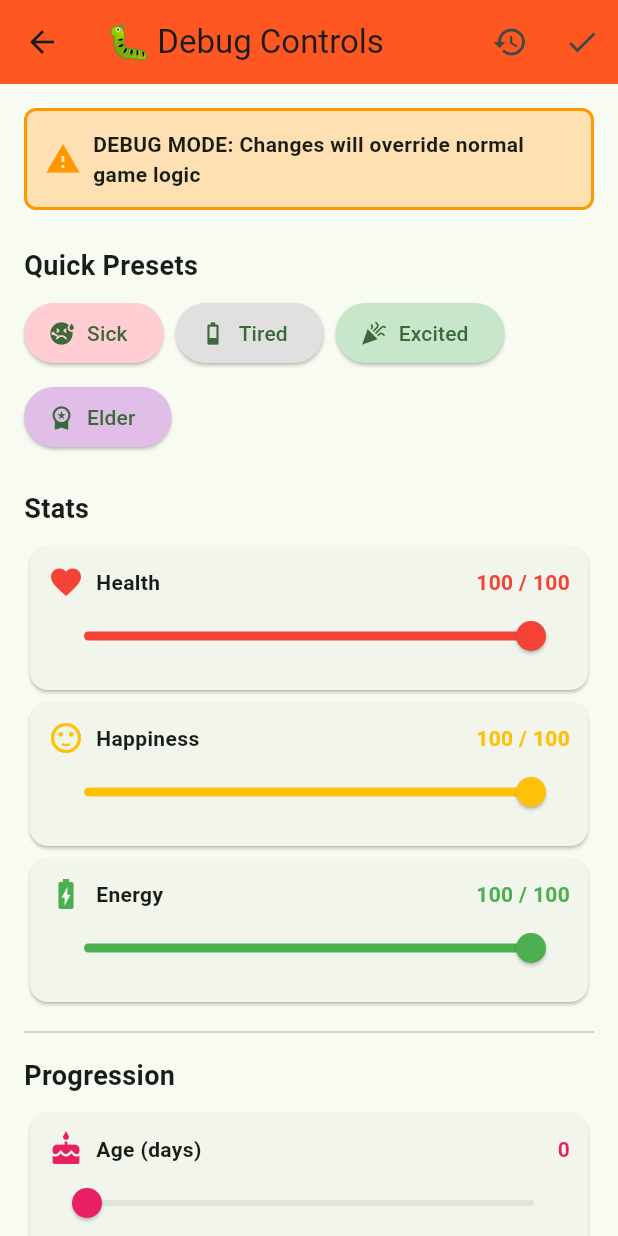
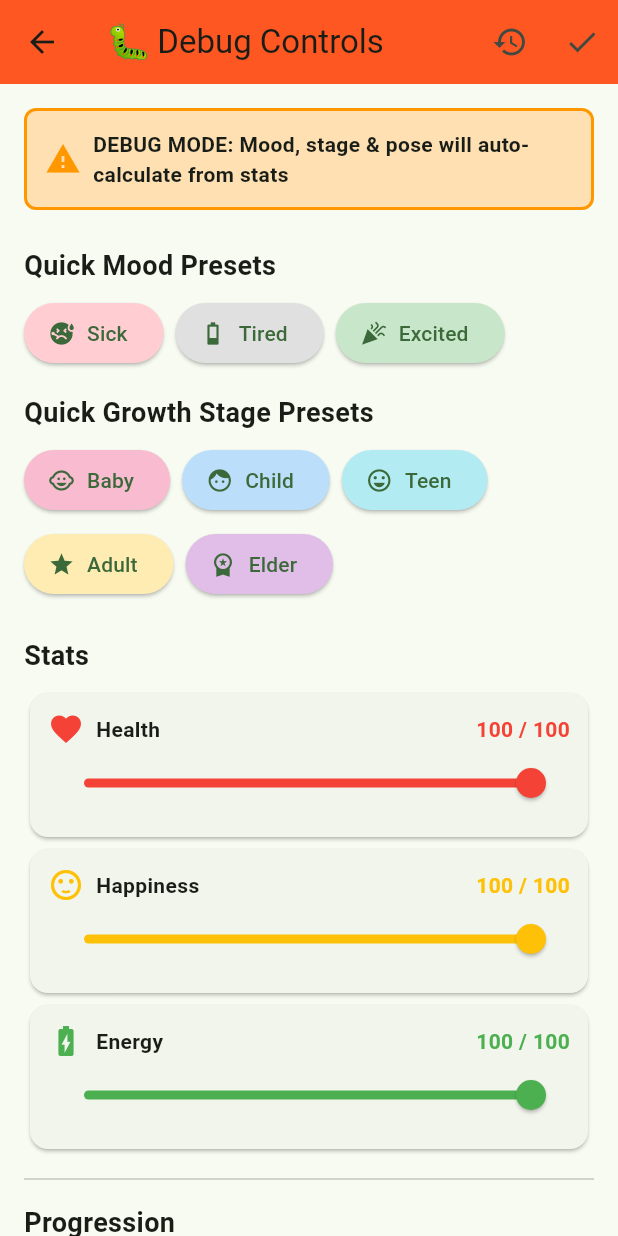
Before and after one commit to Heriep/tamagit, a Flutter app: the screen it shows after launch, after a tap on the "bug report" icon, on a phone screen of 412 x 824 dp. Run offline on Flutter 3.47's test engine with Material 3 defaults, Android fonts, the phone set to English and light mode, and no system bars; our stand-ins replace shared_preferences; accounts and stored records are empty.

Commit message:
fix debug screen

```diff
--- a/lib/models/aquatan.dart
+++ b/lib/models/aquatan.dart
@@ -28,10 +28,10 @@ enum AquatanGrowthStage {
 }
 
 enum AquatanPose {
-  idle(row: 0),
-  walking(row: 1),
-  jumping(row: 2),
-  celebrating(row: 3);
+  walkingFront(row: 0),
+  walkingLeft(row: 1),
+  walkingRight(row: 2),
+  walkingBack(row: 3);
 
   const AquatanPose({required this.row});
 
@@ -74,7 +74,7 @@ class AquatanState {
       age: 0,
       mood: AquatanMood.happy,
       growthStage: AquatanGrowthStage.egg,
-      currentPose: AquatanPose.idle,
+      currentPose: AquatanPose.walkingFront,
       colors: colors,
       lastFed: now,
       lastPlayed: now,
@@ -150,7 +150,7 @@ class AquatanState {
       ),
       currentPose: AquatanPose.values.firstWhere(
         (e) => e.name == json['currentPose'],
-        orElse: () => AquatanPose.idle,
+        orElse: () => AquatanPose.walkingFront,
       ),
       colors: (json['colors'] as Map<String, dynamic>?)?.map(
         (k, v) => MapEntry(k, Color(v as int)),
--- a/lib/providers/pet_provider.dart
+++ b/lib/providers/pet_provider.dart
@@ -92,8 +92,8 @@ class PetProvider extends ChangeNotifier {
   // Debug method to manually override state
   void debugUpdateState(AquatanState newState) async {
     if (_aquatanManager != null) {
-      _aquatanManager!.debugSetState(newState);
-      await _storageService.saveAquatanState(newState);
+      _aquatanManager!.debugUpdateState(newState);
+      await _storageService.saveAquatanState(_aquatanManager!.state);
       notifyListeners();
     }
   }
--- a/lib/screens/debug_screen.dart
+++ b/lib/screens/debug_screen.dart
@@ -18,9 +18,6 @@ class _DebugScreenState extends State<DebugScreen> {
   late int _age;
   late int _totalCommits;
   late int _commitStreak;
-  late AquatanMood _selectedMood;
-  late AquatanGrowthStage _selectedStage;
-  late AquatanPose _selectedPose;
 
   @override
   void initState() {
@@ -33,9 +30,6 @@ class _DebugScreenState extends State<DebugScreen> {
       _age = state.age;
       _totalCommits = state.totalCommits;
       _commitStreak = state.commitStreak;
-      _selectedMood = state.mood;
-      _selectedStage = state.growthStage;
-      _selectedPose = state.currentPose;
     } else {
       _health = 100;
       _happiness = 100;
@@ -43,9 +37,6 @@ class _DebugScreenState extends State<DebugScreen> {
       _age = 0;
       _totalCommits = 0;
       _commitStreak = 0;
-      _selectedMood = AquatanMood.happy;
-      _selectedStage = AquatanGrowthStage.egg;
-      _selectedPose = AquatanPose.idle;
     }
   }
 
@@ -60,14 +51,12 @@ class _DebugScreenState extends State<DebugScreen> {
         energy: _energy,
       );
 
+      // Let the manager recalculate mood, growth stage, and pose automatically
       final newState = currentState.copyWith(
         stats: newStats,
         age: _age,
         totalCommits: _totalCommits,
         commitStreak: _commitStreak,
-        mood: _selectedMood,
-        growthStage: _selectedStage,
-        currentPose: _selectedPose,
       );
 
       // Force update through the manager
@@ -75,8 +64,8 @@ class _DebugScreenState extends State<DebugScreen> {
 
       ScaffoldMessenger.of(context).showSnackBar(
         const SnackBar(
-          content: Text('✅ Debug stats applied!'),
-          duration: Duration(seconds: 1),
+          content: Text('✅ Debug stats applied! Mood/stage auto-calculated.'),
+          duration: Duration(seconds: 2),
         ),
       );
     }
@@ -90,9 +79,6 @@ class _DebugScreenState extends State<DebugScreen> {
       _age = 0;
       _totalCommits = 0;
       _commitStreak = 0;
-      _selectedMood = AquatanMood.happy;
-      _selectedStage = AquatanGrowthStage.egg;
-      _selectedPose = AquatanPose.idle;
     });
   }
 
@@ -103,25 +89,41 @@ class _DebugScreenState extends State<DebugScreen> {
           _health = 15;
           _happiness = 30;
           _energy = 20;
-          _selectedMood = AquatanMood.sick;
           break;
         case 'tired':
           _health = 50;
           _happiness = 50;
           _energy = 10;
-          _selectedMood = AquatanMood.tired;
           break;
         case 'excited':
           _health = 100;
           _happiness = 100;
           _energy = 100;
-          _selectedMood = AquatanMood.excited;
+          break;
+        case 'baby':
+          _age = 5;
+          _totalCommits = 25;
+          _commitStreak = 3;
+          break;
+        case 'child':
+          _age = 15;
+          _totalCommits = 100;
+          _commitStreak = 7;
+          break;
+        case 'teen':
+          _age = 60;
+          _totalCommits = 300;
+          _commitStreak = 15;
+          break;
+        case 'adult':
+          _age = 120;
+          _totalCommits = 800;
+          _commitStreak = 30;
           break;
         case 'elder':
           _age = 200;
           _totalCommits = 2000;
           _commitStreak = 50;
-          _selectedStage = AquatanGrowthStage.elder;
           break;
       }
     });
@@ -165,7 +167,7 @@ class _DebugScreenState extends State<DebugScreen> {
                   SizedBox(width: 8),
                   Expanded(
                     child: Text(
-                      'DEBUG MODE: Changes will override normal game logic',
+                      'DEBUG MODE: Mood, stage & pose will auto-calculate from stats',
                       style: TextStyle(fontWeight: FontWeight.bold),
                     ),
                   ),
@@ -175,9 +177,9 @@ class _DebugScreenState extends State<DebugScreen> {
 
             const SizedBox(height: 24),
 
-            // Quick Presets
+            // Quick Presets - Moods
             const Text(
-              'Quick Presets',
+              'Quick Mood Presets',
               style: TextStyle(fontSize: 18, fontWeight: FontWeight.bold),
             ),
             const SizedBox(height: 8),
@@ -202,6 +204,45 @@ class _DebugScreenState extends State<DebugScreen> {
                   icon: const Icon(Icons.celebration),
                   label: const Text('Excited'),
                   style: ElevatedButton.styleFrom(backgroundColor: Colors.green[100]),
+                ),
+              ],
+            ),
+
+            const SizedBox(height: 16),
+
+            // Quick Presets - Growth Stages
+            const Text(
+              'Quick Growth Stage Presets',
+              style: TextStyle(fontSize: 18, fontWeight: FontWeight.bold),
+            ),
+            const SizedBox(height: 8),
+            Wrap(
+              spacing: 8,
+              runSpacing: 8,
+              children: [
+                ElevatedButton.icon(
+                  onPressed: () => _setPreset('baby'),
+                  icon: const Icon(Icons.child_care),
+                  label: const Text('Baby'),
+                  style: ElevatedButton.styleFrom(backgroundColor: Colors.pink[100]),
+                ),
+                ElevatedButton.icon(
+                  onPressed: () => _setPreset('child'),
+                  icon: const Icon(Icons.face),
+                  label: const Text('Child'),
+                  style: ElevatedButton.styleFrom(backgroundColor: Colors.blue[100]),
+                ),
+                ElevatedButton.icon(
+                  onPressed: () => _setPreset('teen'),
+                  icon: const Icon(Icons.sentiment_very_satisfied),
+                  label: const Text('Teen'),
+                  style: ElevatedButton.styleFrom(backgroundColor: Colors.cyan[100]),
+                ),
+                ElevatedButton.icon(
+                  onPressed: () => _setPreset('adult'),
+                  icon: const Icon(Icons.star),
+                  label: const Text('Adult'),
+                  style: ElevatedButton.styleFrom(backgroundColor: Colors.amber[100]),
                 ),
                 ElevatedButton.icon(
                   onPressed: () => _setPreset('elder'),
@@ -278,87 +319,6 @@ class _DebugScreenState extends State<DebugScreen> {
               (value) => setState(() => _commitStreak = value.round()),
             ),
 
-            const Divider(height: 32),
-
-            // Mood selector
-            const Text(
-              'Mood',
-              style: TextStyle(fontSize: 18, fontWeight: FontWeight.bold),
-            ),
-            const SizedBox(height: 8),
-            DropdownButtonFormField<AquatanMood>(
-              value: _selectedMood,
-              decoration: const InputDecoration(
-                border: OutlineInputBorder(),
-                prefixIcon: Icon(Icons.mood),
-              ),
-              items: AquatanMood.values.map((mood) {
-                return DropdownMenuItem(
-                  value: mood,
-                  child: Text(mood.name),
-                );
-              }).toList(),
-              onChanged: (value) {
-                if (value != null) {
-                  setState(() => _selectedMood = value);
-                }
-              },
-            ),
-
-            const SizedBox(height: 16),
-
-            // Growth stage selector
-            const Text(
-              'Growth Stage',
-              style: TextStyle(fontSize: 18, fontWeight: FontWeight.bold),
-            ),
-            const SizedBox(height: 8),
-            DropdownButtonFormField<AquatanGrowthStage>(
-              value: _selectedStage,
-              decoration: const InputDecoration(
-                border: OutlineInputBorder(),
-                prefixIcon: Icon(Icons.trending_up),
-              ),
-              items: AquatanGrowthStage.values.map((stage) {
-                return DropdownMenuItem(
-                  value: stage,
-                  child: Text(stage.name),
-                );
-              }).toList(),
-              onChanged: (value) {
-                if (value != null) {
-                  setState(() => _selectedStage = value);
-                }
-              },
-            ),
-
-            const SizedBox(height: 16),
-
-            // Pose selector
-            const Text(
-              'Current Pose',
-              style: TextStyle(fontSize: 18, fontWeight: FontWeight.bold),
-            ),
-            const SizedBox(height: 8),
-            DropdownButtonFormField<AquatanPose>(
-              value: _selectedPose,
-              decoration: const InputDecoration(
-                border: OutlineInputBorder(),
-                prefixIcon: Icon(Icons.directions_run),
-              ),
-              items: AquatanPose.values.map((pose) {
-                return DropdownMenuItem(
-                  value: pose,
-                  child: Text(pose.name),
-                );
-              }).toList(),
-              onChanged: (value) {
-                if (value != null) {
-                  setState(() => _selectedPose = value);
-                }
-              },
-            ),
-
             const SizedBox(height: 32),
 
             // Apply button
@@ -376,6 +336,43 @@ class _DebugScreenState extends State<DebugScreen> {
                     fontWeight: FontWeight.bold,
                   ),
                 ),
+              ),
+            ),
+
+            const SizedBox(height: 16),
+
+            // Info card
+            Container(
+              padding: const EdgeInsets.all(12),
+              decoration: BoxDecoration(
+                color: Colors.blue[50],
+                borderRadius: BorderRadius.circular(8),
+                border: Border.all(color: Colors.blue[200]!, width: 1),
+              ),
+              child: Column(
+                crossAxisAlignment: CrossAxisAlignment.start,
+                children: [
+                  Row(
+                    children: [
+                      Icon(Icons.info_outline, color: Colors.blue[700]),
+                      const SizedBox(width: 8),
+                      Text(
+                        'Auto-calculated values:',
+                        style: TextStyle(
+                          fontWeight: FontWeight.bold,
+                          color: Colors.blue[900],
+                        ),
+                      ),
+                    ],
+                  ),
+                  const SizedBox(height: 8),
+                  Text(
+                    '• Mood: Based on health, happiness & energy\n'
+                    '• Growth Stage: Based on commits & age\n'
+                    '• Pose/Direction: Based on mood & energy',
+                    style: TextStyle(fontSize: 12, color: Colors.blue[800]),
+                  ),
+                ],
               ),
             ),
           ],
--- a/lib/services/aquatan_manager.dart
+++ b/lib/services/aquatan_manager.dart
@@ -31,7 +31,7 @@ class AquatanManager {
     // Decay timer - runs every hour
     _decayTimer = Timer.periodic(const Duration(hours: 1), (_) => _applyDecay());
 
-    // Pose animation timer
+    // Pose animation timer - changes walking direction
     _schedulePoseUpdate();
 
     // Aging timer - runs daily
@@ -64,8 +64,9 @@ class AquatanManager {
     final energyFactor = (_state.energy / 100).clamp(0.1, 1.0);
     final stageFactor = _state.growthStage.animationSpeed.clamp(0.1, 10.0);
 
-    final interval = (GameConstants.baseAnimationInterval / (energyFactor * stageFactor)).round();
-    return interval.clamp(GameConstants.minAnimationInterval, GameConstants.maxAnimationInterval);
+    // More frequent direction changes when energetic
+    final interval = (GameConstants.baseAnimationInterval * 8 / (energyFactor * stageFactor)).round();
+    return interval.clamp(1000, 5000); // Change direction every 1-5 seconds
   }
 
   void _updatePose() {
@@ -78,21 +79,31 @@ class AquatanManager {
   AquatanPose _selectPoseForMood(AquatanMood mood) {
     switch (mood) {
       case AquatanMood.sleeping:
+      case AquatanMood.sick:
+        // Stay facing front when sleeping/sick
+        return AquatanPose.walkingFront;
+
       case AquatanMood.tired:
-      case AquatanMood.sick:
-        return AquatanPose.idle;
+        // Mostly stay still, occasionally turn
+        return _random.nextDouble() < 0.8
+            ? AquatanPose.walkingFront
+            : AquatanPose.values[_random.nextInt(AquatanPose.values.length)];
+
+      case AquatanMood.sad:
+        // Slow pacing left and right
+        return _random.nextBool() ? AquatanPose.walkingLeft : AquatanPose.walkingRight;
 
       case AquatanMood.excited:
-        return _random.nextBool() ? AquatanPose.jumping : AquatanPose.celebrating;
-
-      case AquatanMood.sad:
-        return _random.nextDouble() < 0.3 ? AquatanPose.walking : AquatanPose.idle;
+        // Rapid random movement in all directions
+        return AquatanPose.values[_random.nextInt(AquatanPose.values.length)];
 
       case AquatanMood.happy:
+        // Normal wandering behavior
         final rand = _random.nextDouble();
-        if (rand < 0.5) return AquatanPose.idle;
-        if (rand < 0.8) return AquatanPose.walking;
-        return AquatanPose.jumping;
+        if (rand < 0.4) return AquatanPose.walkingFront;
+        if (rand < 0.6) return AquatanPose.walkingBack;
+        if (rand < 0.8) return AquatanPose.walkingLeft;
+        return AquatanPose.walkingRight;
     }
   }
 
@@ -118,6 +129,7 @@ class AquatanManager {
     _updateState(_state.copyWith(
       stats: newStats,
       lastFed: DateTime.now(),
+      currentPose: AquatanPose.walkingFront, // Face front when being fed
     ));
   }
 
@@ -126,7 +138,7 @@ class AquatanManager {
     _updateState(_state.copyWith(
       stats: newStats,
       lastPlayed: DateTime.now(),
-      currentPose: AquatanPose.celebrating,
+      currentPose: AquatanPose.walkingBack, // Jump around happily
     ));
   }
 
@@ -136,7 +148,7 @@ class AquatanManager {
       stats: newStats,
       lastRested: DateTime.now(),
       mood: AquatanMood.sleeping,
-      currentPose: AquatanPose.idle,
+      currentPose: AquatanPose.walkingFront, // Face front while sleeping
     ));
   }
 
@@ -145,7 +157,7 @@ class AquatanManager {
     _updateState(_state.copyWith(
       stats: newStats,
       totalCommits: _state.totalCommits + commitCount,
-      currentPose: AquatanPose.celebrating,
+      currentPose: AquatanPose.walkingFront, // Face front when receiving commits
     ));
   }
 
@@ -161,7 +173,12 @@ class AquatanManager {
     ));
   }
 
-  // Debug method to force state override
+  // Make _updateState accessible for debug purposes
+  void debugUpdateState(AquatanState newState) {
+    _updateState(newState);
+  }
+
+  // Debug method to force state override (bypasses recalculation)
   void debugSetState(AquatanState newState) {
     _state = newState;
     onStateChanged(_state);
```
